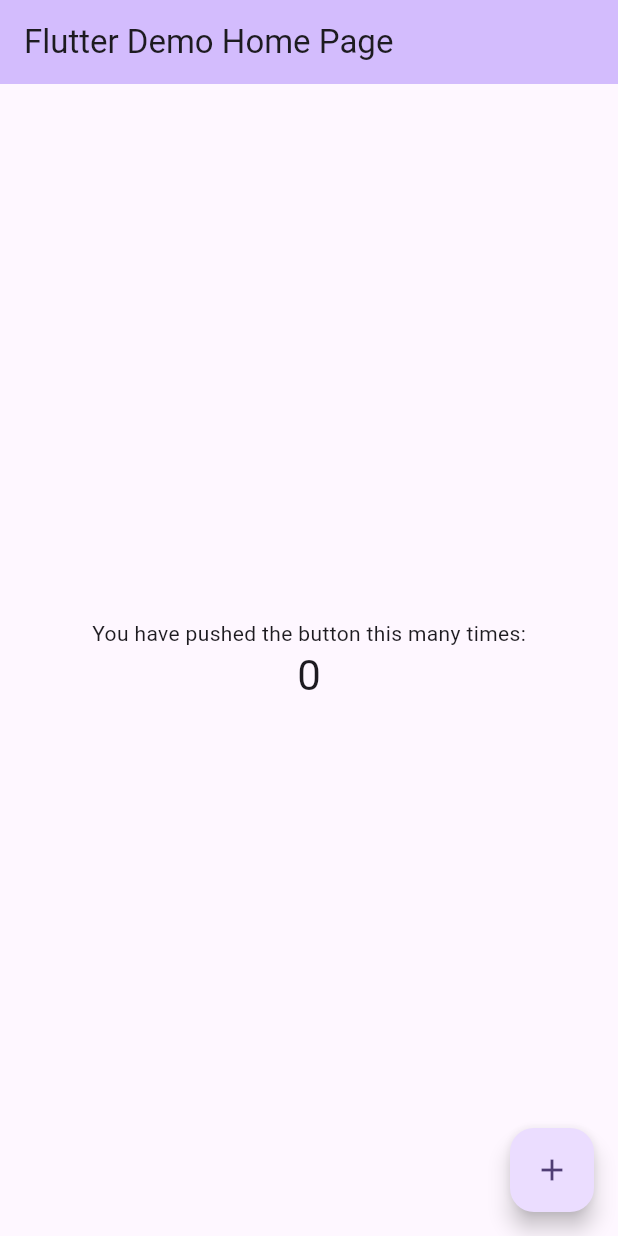
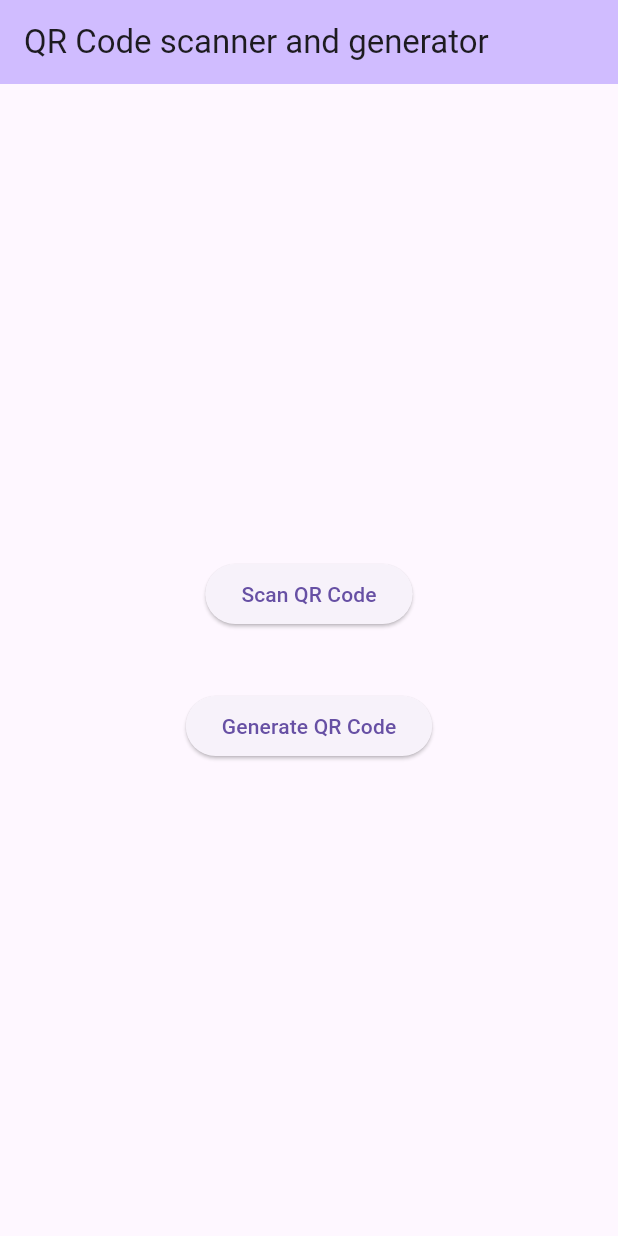
Before and after one commit to zFunx/flutter-qr, a Flutter app: the screen it shows after launch, on a phone screen of 412 x 824 dp. Run offline on Flutter 3.47's test engine with Material 3 defaults, Android fonts, the phone set to English and light mode, and no system bars; our stand-ins replace qr_flutter.

Commit message:
generate qr code

```diff
--- a/lib/main.dart
+++ b/lib/main.dart
@@ -1,4 +1,6 @@
 import 'package:flutter/material.dart';
+import 'package:myapp/generate_qr_code.dart';
+import 'package:myapp/scan_qr_code.dart';
 
 void main() {
   runApp(const MyApp());
@@ -11,27 +13,8 @@ class MyApp extends StatelessWidget {
   @override
   Widget build(BuildContext context) {
     return MaterialApp(
-      title: 'Flutter Demo',
-      theme: ThemeData(
-        // This is the theme of your application.
-        //
-        // TRY THIS: Try running your application with "flutter run". You'll see
-        // the application has a purple toolbar. Then, without quitting the app,
-        // try changing the seedColor in the colorScheme below to Colors.green
-        // and then invoke "hot reload" (save your changes or press the "hot
-        // reload" button in a Flutter-supported IDE, or press "r" if you used
-        // the command line to start the app).
-        //
-        // Notice that the counter didn't reset back to zero; the application
-        // state is not lost during the reload. To reset the state, use hot
-        // restart instead.
-        //
-        // This works for code too, not just values: Most code changes can be
-        // tested with just a hot reload.
-        colorScheme: ColorScheme.fromSeed(seedColor: Colors.deepPurple),
-        useMaterial3: true,
-      ),
-      home: const MyHomePage(title: 'Flutter Demo Home Page'),
+      title: 'QR Code scanner and generator',
+      home: const MyHomePage(title: 'QR Code scanner and generator'),
     );
   }
 }
@@ -55,19 +38,6 @@ class MyHomePage extends StatefulWidget {
 }
 
 class _MyHomePageState extends State<MyHomePage> {
-  int _counter = 0;
-
-  void _incrementCounter() {
-    setState(() {
-      // This call to setState tells the Flutter framework that something has
-      // changed in this State, which causes it to rerun the build method below
-      // so that the display can reflect the updated values. If we changed
-      // _counter without calling setState(), then the build method would not be
-      // called again, and so nothing would appear to happen.
-      _counter++;
-    });
-  }
-
   @override
   Widget build(BuildContext context) {
     // This method is rerun every time setState is called, for instance as done
@@ -105,21 +75,24 @@ class _MyHomePageState extends State<MyHomePage> {
           // wireframe for each widget.
           mainAxisAlignment: MainAxisAlignment.center,
           children: <Widget>[
-            const Text(
-              'You have pushed the button this many times:',
-            ),
-            Text(
-              '$_counter',
-              style: Theme.of(context).textTheme.headlineMedium,
-            ),
+            ElevatedButton(
+                onPressed: () {
+                  setState(() {
+                    Navigator.of(context).push(MaterialPageRoute(builder: (context) => ScanQRCode()));
+                  });
+                },
+                child: Text('Scan QR Code')),
+                SizedBox(height: 40,),
+                ElevatedButton(
+                onPressed: () {
+                  setState(() {
+                    Navigator.of(context).push(MaterialPageRoute(builder: (context) => GenerateQrCode()));
+                  });
+                },
+                child: Text('Generate QR Code')),
           ],
         ),
       ),
-      floatingActionButton: FloatingActionButton(
-        onPressed: _incrementCounter,
-        tooltip: 'Increment',
-        child: const Icon(Icons.add),
-      ), // This trailing comma makes auto-formatting nicer for build methods.
     );
   }
 }
--- a/pubspec.yaml
+++ b/pubspec.yaml
@@ -35,6 +35,8 @@ dependencies:
   # The following adds the Cupertino Icons font to your application.
   # Use with the CupertinoIcons class for iOS style icons.
   cupertino_icons: ^1.0.8
+  qr_flutter: ^4.1.0
+  flutter_barcode_scanner: ^2.0.0
 
 dev_dependencies:
   flutter_test:
```
Also changed, not shown: lib/generate_qr_code.dart (added, +50 -0 lines), lib/scan_qr_code.dart (added, +15 -0 lines), pubspec.lock.
